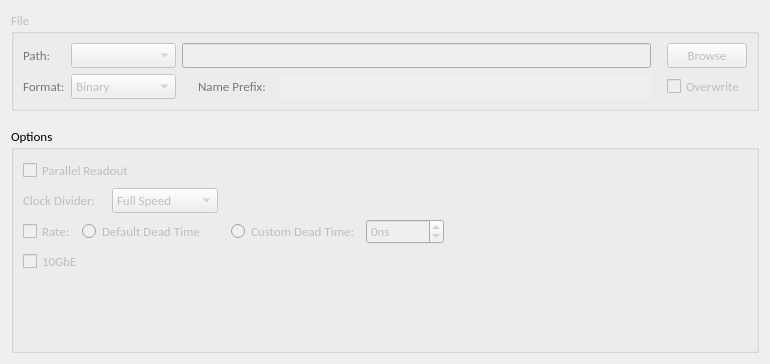
Above: slsDetectorGui/forms/form_tab_dataoutput.ui from slsdetectorgroup/slsDetectorPackage before the change. Below: the same form after it.
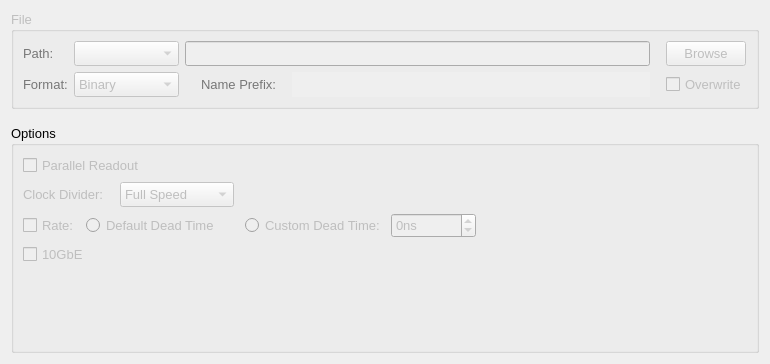
That is the form after the change. Icons and pictures are not drawn.

The edit to the form file:
```diff
--- a/slsDetectorGui/forms/form_tab_dataoutput.ui
+++ b/slsDetectorGui/forms/form_tab_dataoutput.ui
@@ -30,7 +30,7 @@
   </property>
   <property name="font">
    <font>
-    <family>Carlito</family>
+    <family>Cantarell</family>
     <pointsize>10</pointsize>
    </font>
   </property>
@@ -43,6 +43,12 @@
      <property name="enabled">
       <bool>false</bool>
      </property>
+     <property name="font">
+      <font>
+       <family>Cantarell</family>
+       <pointsize>10</pointsize>
+      </font>
+     </property>
      <property name="title">
       <string>File</string>
      </property>
@@ -67,6 +73,12 @@
           <height>25</height>
          </size>
         </property>
+        <property name="font">
+         <font>
+          <family>Cantarell</family>
+          <pointsize>10</pointsize>
+         </font>
+        </property>
         <property name="toolTip">
          <string>&lt;html&gt;&lt;head/&gt;&lt;body&gt;&lt;p&gt;The file path can be different depending on the Module chosen.&lt;/p&gt;&lt;/body&gt;&lt;/html&gt;</string>
         </property>
@@ -123,6 +135,12 @@
           </disabled>
          </palette>
         </property>
+        <property name="font">
+         <font>
+          <family>Cantarell</family>
+          <pointsize>10</pointsize>
+         </font>
+        </property>
         <property name="toolTip">
          <string>&lt;html&gt;&lt;head/&gt;&lt;body&gt;&lt;p&gt;Name of file. Can be modified in Measurement tab.&lt;br/&gt;#fname# &lt;br/&gt;&lt;/p&gt;&lt;/body&gt;&lt;/html&gt;</string>
         </property>
@@ -145,6 +163,12 @@
           <height>35</height>
          </size>
         </property>
+        <property name="font">
+         <font>
+          <family>Cantarell</family>
+          <pointsize>10</pointsize>
+         </font>
+        </property>
         <property name="toolTip">
          <string>&lt;nobr&gt;
 Directory where one saves the data.
@@ -214,6 +238,12 @@
           </disabled>
          </palette>
         </property>
+        <property name="font">
+         <font>
+          <family>Cantarell</family>
+          <pointsize>10</pointsize>
+         </font>
+        </property>
         <property name="toolTip">
          <string>&lt;html&gt;&lt;head/&gt;&lt;body&gt;&lt;p&gt;File Format&lt;br/&gt;#fileformat# &lt;br/&gt;&lt;/p&gt;&lt;/body&gt;&lt;/html&gt;</string>
         </property>
@@ -242,6 +272,12 @@
           <height>25</height>
          </size>
         </property>
+        <property name="font">
+         <font>
+          <family>Cantarell</family>
+          <pointsize>10</pointsize>
+         </font>
+        </property>
         <property name="toolTip">
          <string>&lt;html&gt;&lt;head/&gt;&lt;body&gt;&lt;p&gt;File Format&lt;br/&gt;#fileformat# &lt;br/&gt;&lt;/p&gt;&lt;/body&gt;&lt;/html&gt;</string>
         </property>
@@ -308,6 +344,12 @@
           </disabled>
          </palette>
         </property>
+        <property name="font">
+         <font>
+          <family>Cantarell</family>
+          <pointsize>10</pointsize>
+         </font>
+        </property>
         <property name="toolTip">
          <string>&lt;nobr&gt;
 Directory where one saves the data.
@@ -341,6 +383,12 @@
           <height>28</height>
          </size>
         </property>
+        <property name="font">
+         <font>
+          <family>Cantarell</family>
+          <pointsize>10</pointsize>
+         </font>
+        </property>
         <property name="focusPolicy">
          <enum>Qt::NoFocus</enum>
         </property>
@@ -372,6 +420,12 @@
           <height>16777215</height>
          </size>
         </property>
+        <property name="font">
+         <font>
+          <family>Cantarell</family>
+          <pointsize>10</pointsize>
+         </font>
+        </property>
         <property name="toolTip">
          <string>Overwrite Enable
  #overwrite#</string>
@@ -427,6 +481,12 @@
           <height>25</height>
          </size>
         </property>
+        <property name="font">
+         <font>
+          <family>Cantarell</family>
+          <pointsize>10</pointsize>
+         </font>
+        </property>
         <property name="focusPolicy">
          <enum>Qt::StrongFocus</enum>
         </property>
@@ -461,6 +521,12 @@
    </item>
    <item row="2" column="0">
     <widget class="QGroupBox" name="boxCorrection_2">
+     <property name="font">
+      <font>
+       <family>Cantarell</family>
+       <pointsize>10</pointsize>
+      </font>
+     </property>
      <property name="title">
       <string>Options</string>
      </property>
@@ -478,6 +544,12 @@
             <height>16777215</height>
            </size>
           </property>
+          <property name="font">
+           <font>
+            <family>Cantarell</family>
+            <pointsize>10</pointsize>
+           </font>
+          </property>
           <property name="text">
            <string>Clock Divider:</string>
           </property>
@@ -516,6 +588,12 @@
             <height>25</height>
            </size>
           </property>
+          <property name="font">
+           <font>
+            <family>Cantarell</family>
+            <pointsize>10</pointsize>
+           </font>
+          </property>
           <item>
            <property name="text">
             <string>Full Speed</string>
@@ -556,6 +634,12 @@
         <property name="enabled">
          <bool>false</bool>
         </property>
+        <property name="font">
+         <font>
+          <family>Cantarell</family>
+          <pointsize>10</pointsize>
+         </font>
+        </property>
         <property name="toolTip">
          <string>&lt;nobr&gt;
 Compression using Root. Available only for Gotthard in Expert Mode.
@@ -575,6 +659,12 @@
           <property name="enabled">
            <bool>false</bool>
           </property>
+          <property name="font">
+           <font>
+            <family>Cantarell</family>
+            <pointsize>10</pointsize>
+           </font>
+          </property>
           <property name="text">
            <string>Parallel Readout</string>
           </property>
@@ -589,6 +679,12 @@
           <property name="enabled">
            <bool>false</bool>
           </property>
+          <property name="font">
+           <font>
+            <family>Cantarell</family>
+            <pointsize>10</pointsize>
+           </font>
+          </property>
           <property name="text">
            <string>Rate:</string>
           </property>
@@ -599,6 +695,12 @@
           <property name="enabled">
            <bool>false</bool>
           </property>
+          <property name="font">
+           <font>
+            <family>Cantarell</family>
+            <pointsize>10</pointsize>
+           </font>
+          </property>
           <property name="text">
            <string>Default Dead Time</string>
           </property>
@@ -625,6 +727,12 @@
           <property name="enabled">
            <bool>false</bool>
           </property>
+          <property name="font">
+           <font>
+            <family>Cantarell</family>
+            <pointsize>10</pointsize>
+           </font>
+          </property>
           <property name="text">
            <string>Custom Dead Time:</string>
           </property>
@@ -653,6 +761,12 @@
             <height>25</height>
            </size>
           </property>
+          <property name="font">
+           <font>
+            <family>Cantarell</family>
+            <pointsize>10</pointsize>
+           </font>
+          </property>
           <property name="keyboardTracking">
            <bool>false</bool>
           </property>
```
